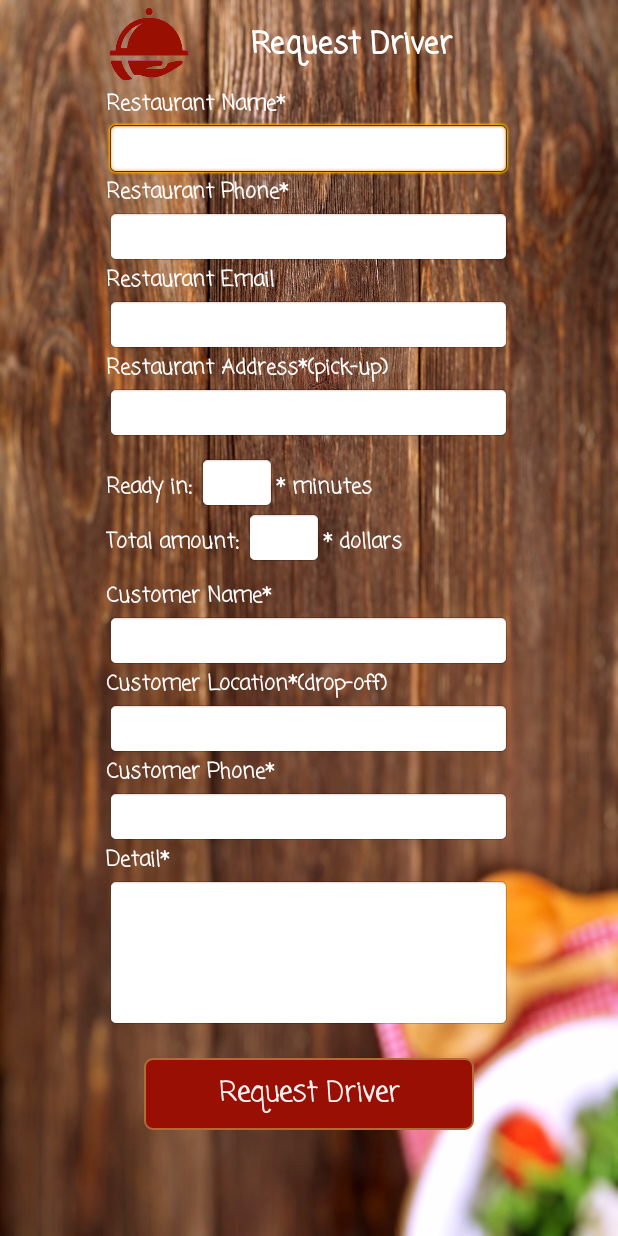
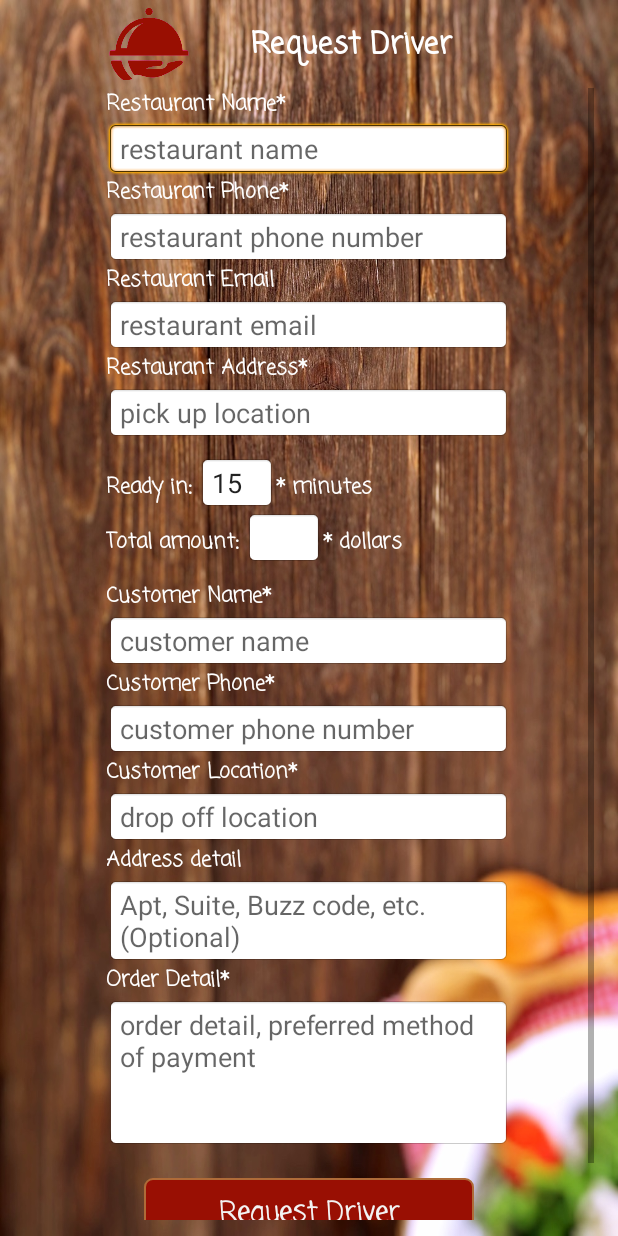
Before and after one commit to terencecyleung/SurreyFoodDelivery, an Android app: the RequestDriverActivity screen opened directly, with no data from a screen before it, on a phone screen of 412 x 824 dp. Run offline under Robolectric (Android 15) with nearby library versions, the phone set to English and light mode, and no system bars.

Commit message:
adding hints to edittext

```diff
--- a/app/src/main/res/layout/activity_current_order.xml
+++ b/app/src/main/res/layout/activity_current_order.xml
@@ -19,6 +19,8 @@
             android:id="@+id/headerView"
             android:layout_width="match_parent"
             android:layout_height="@dimen/header_height"
+            android:layout_marginLeft="23dp"
+            android:layout_marginRight="23dp"
             android:layout_alignParentTop="true"
             android:orientation="horizontal">
 
--- a/app/src/main/res/layout/activity_request_driver.xml
+++ b/app/src/main/res/layout/activity_request_driver.xml
@@ -94,6 +94,7 @@
                         android:layout_height="wrap_content"
                         android:background="@android:drawable/editbox_background"
                         android:gravity="start"
+                        android:hint="restaurant name"
                         android:inputType="text" />
                 </LinearLayout>
                 <!--end resta name-->
@@ -119,6 +120,7 @@
                         android:layout_height="wrap_content"
                         android:background="@android:drawable/editbox_background"
                         android:gravity="start"
+                        android:hint="restaurant phone number"
                         android:inputType="phone" />
                 </LinearLayout>
                 <!--end resta phone #-->
@@ -144,6 +146,7 @@
                         android:layout_height="wrap_content"
                         android:background="@android:drawable/editbox_background"
                         android:gravity="start"
+                        android:hint="restaurant email"
                         android:inputType="textEmailAddress" />
                 </LinearLayout>
                 <!--end email-->
@@ -161,14 +164,16 @@
                         android:layout_width="270dp"
                         android:layout_height="wrap_content"
                         android:gravity="start"
-                        android:text="Restaurant Address*(pick-up)" />
+                        android:text="Restaurant Address*" />
 
                     <EditText
                         android:id="@+id/restaurant_address_edittext"
                         android:layout_width="270dp"
                         android:layout_height="wrap_content"
                         android:background="@android:drawable/editbox_background"
-                        android:gravity="start" />
+                        android:gravity="start"
+                        android:hint="pick up location"
+                        android:inputType="text" />
                 </LinearLayout>
                 <!--end restaurant address(pickup location)-->
 
@@ -208,7 +213,8 @@
                             android:layout_height="wrap_content"
                             android:background="@android:drawable/editbox_background"
                             android:gravity="start"
-                            android:inputType="number" />
+                            android:inputType="number"
+                            android:text="15" />
 
 
                         <TextView
@@ -302,34 +308,12 @@
                         android:id="@+id/restaurant_custname_edittext"
                         android:layout_width="270dp"
                         android:layout_height="wrap_content"
+                        android:hint="customer name"
                         android:background="@android:drawable/editbox_background"
-                        android:gravity="start" />
+                        android:gravity="start"
+                        android:inputType="text" />
                 </LinearLayout>
                 <!--end cust name-->
-
-                <!--customer location-->
-                <LinearLayout
-                    android:layout_width="fill_parent"
-                    android:layout_height="wrap_content"
-                    android:gravity="center_horizontal"
-                    android:orientation="vertical"
-                    android:weightSum="1">
-
-                    <TextView
-                        android:id="@+id/restaurant_custlocation_textview"
-                        android:layout_width="270dp"
-                        android:layout_height="wrap_content"
-                        android:gravity="start"
-                        android:text="Customer Location*(drop-off)" />
-
-                    <EditText
-                        android:id="@+id/restaurant_custlocation_edittext"
-                        android:layout_width="270dp"
-                        android:layout_height="wrap_content"
-                        android:background="@android:drawable/editbox_background"
-                        android:gravity="start" />
-                </LinearLayout>
-                <!--end cust location-->
 
                 <!--customer phone-->
                 <LinearLayout
@@ -350,13 +334,67 @@
                         android:id="@+id/restaurant_custphone_edittext"
                         android:layout_width="270dp"
                         android:layout_height="wrap_content"
+                        android:hint="customer phone number"
                         android:background="@android:drawable/editbox_background"
                         android:gravity="start"
                         android:inputType="phone" />
                 </LinearLayout>
                 <!--end cust phone-->
 
-                <!--detail-->
+                <!--customer location-->
+                <LinearLayout
+                    android:layout_width="fill_parent"
+                    android:layout_height="wrap_content"
+                    android:gravity="center_horizontal"
+                    android:orientation="vertical"
+                    android:weightSum="1">
+
+                    <TextView
+                        android:id="@+id/restaurant_custlocation_textview"
+                        android:layout_width="270dp"
+                        android:layout_height="wrap_content"
+                        android:gravity="start"
+                        android:text="Customer Location*" />
+
+                    <EditText
+                        android:id="@+id/restaurant_custlocation_edittext"
+                        android:layout_width="270dp"
+                        android:layout_height="wrap_content"
+                        android:hint="drop off location"
+                        android:background="@android:drawable/editbox_background"
+                        android:gravity="start"
+                        android:inputType="text" />
+                </LinearLayout>
+                <!--end cust location-->
+
+                <!--drop off location detail-->
+                <LinearLayout
+                    android:layout_width="fill_parent"
+                    android:layout_height="wrap_content"
+                    android:gravity="center_horizontal"
+                    android:orientation="vertical"
+                    android:weightSum="1">
+
+                    <TextView
+                        android:id="@+id/addressDetail_tv"
+                        android:layout_width="270dp"
+                        android:layout_height="wrap_content"
+                        android:gravity="start"
+                        android:text="Address detail"
+                        android:textColor="@color/colorTitleText" />
+
+                    <EditText
+                        android:id="@+id/addressDetail_et"
+                        android:layout_width="270dp"
+                        android:layout_height="wrap_content"
+                        android:background="@android:drawable/editbox_background"
+                        android:gravity="start"
+                        android:hint="Apt, Suite, Buzz code, etc. (Optional)"
+                        android:inputType="textMultiLine" />
+                </LinearLayout>
+                <!--end drop off location detail-->
+
+                <!--order detail-->
                 <LinearLayout
                     android:layout_width="fill_parent"
                     android:layout_height="wrap_content"
@@ -369,7 +407,7 @@
                         android:layout_width="270dp"
                         android:layout_height="wrap_content"
                         android:gravity="start"
-                        android:text="Detail*" />
+                        android:text="Order Detail*" />
 
                     <EditText
                         android:id="@+id/cust_order_detail_edittext"
@@ -378,6 +416,7 @@
                         android:background="@android:drawable/editbox_background"
                         android:gravity="top|left"
                         android:inputType="textMultiLine"
+                        android:hint="order detail, preferred method of payment"
                         android:lines="5"
                         android:maxLines="10"
                         android:minHeight="100dp"
@@ -386,7 +425,7 @@
 
                         />
                 </LinearLayout>
-                <!--end detail-->
+                <!--end order detail-->
 
             </LinearLayout>
 
--- a/app/src/main/res/values/strings.xml
+++ b/app/src/main/res/values/strings.xml
@@ -1,7 +1,7 @@
 <resources>
     <string name="app_name">SurreyFoodDeliveryApp</string>
     <string name="service_description">We Deliver Fast food or pick up the food from the restaurant of you choice. Restaurants included are McDonalds, Wendys , Burgerking , Nandos and more. Delivery available based upon requested store hours.</string>
-    <string name="delivery_charge_description">$10 minimum charge for one stop shop and two Items at most. Time - give us 40 minutes to deliver it to you.</string>
+    <string name="delivery_charge_description">$12 minimum charge for one stop shop, $20 for two stop shops. Time - give us 40 minutes to deliver it to you.</string>
     <string name="other_delivery_description">Medication , smokes - Laundry Pickup and drop off, other small Item delivery and pick up.</string>
 
     <string name="register_failed">Fail to sign up</string>
--- a/app/src/main/res/values/styles.xml
+++ b/app/src/main/res/values/styles.xml
@@ -26,6 +26,7 @@
 
     <style name="EditTextStyle" parent="android:Widget.EditText">
         <item name="android:background">@android:drawable/editbox_background</item>
+        <item name="android:textSize">12sp</item>
     </style>
 
 </resources>
```
Also changed, not shown: app/src/main/java/t27/surreyfooddeliveryapp/RegisterActivity.java (+6 -7 lines), app/src/main/res/layout/activity_customerorder.xml (+36 -5 lines), app/src/main/res/layout/activity_login.xml (+4 -3 lines), app/src/main/res/layout/activity_register.xml (+8 -5 lines).
